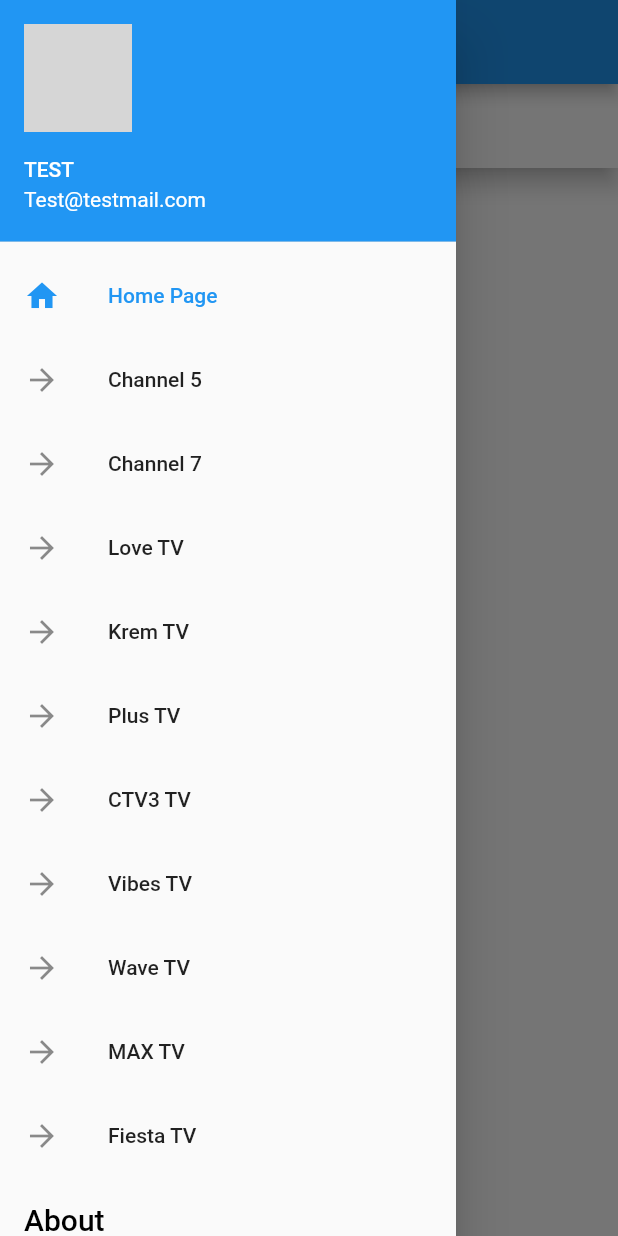
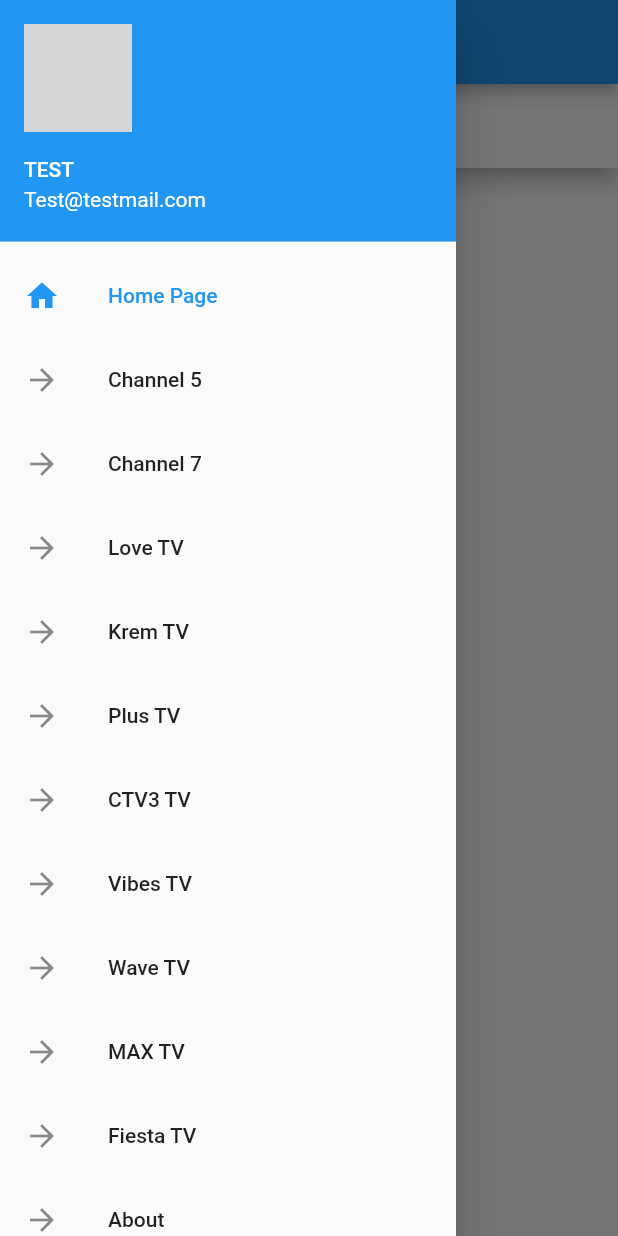
Before and after one commit to roock3r/streambelize, a Flutter app: the ScaffoldScreen screen opened by its route, with the side drawer open, on a phone screen of 412 x 824 dp. Run offline on Flutter 3.47's test engine with Material 2 defaults, Android fonts, the phone set to English and light mode, and no system bars; our stand-ins replace firebase_messaging, shared_preferences, video_player; accounts and stored records are empty; network calls fail; grey boxes are pictures that could not be loaded.

Commit message:
Removed drawer for home page view and refactored scaffold .

```diff
--- a/lib/channels/HomeView.dart
+++ b/lib/channels/HomeView.dart
@@ -22,8 +22,6 @@ class _HomePageState extends State<HomePage> {
             .of(context)
             .platform == TargetPlatform.iOS ? 0.0 : 6.0,
       ),
-      drawer:
-      BasicDrawer(),
       backgroundColor: Colors.white,
       body: Container(
         padding: EdgeInsets.all(32.0),
--- a/lib/ui/ScaffoldScreen.dart
+++ b/lib/ui/ScaffoldScreen.dart
@@ -3,6 +3,7 @@ import 'dart:io';
 import 'package:flutter/material.dart';
 import 'package:flutter/services.dart';
 import 'package:shared_preferences/shared_preferences.dart';
+import 'package:streambelize/channels/AboutView.dart';
 import 'package:streambelize/channels/Channel5View.dart';
 import 'package:streambelize/channels/Channel7View.dart';
 import 'package:streambelize/channels/Ctv3View.dart';
@@ -18,6 +19,7 @@ import 'package:firebase_messaging/firebase_messaging.dart';
 import 'package:streambelize/common/functions/getToken.dart';
 import 'package:streambelize/common/apifunctions/requestLogoutAPI.dart';
 import 'package:streambelize/ui/SigninScreen.dart';
+
 
 
 class DrawerItem {
@@ -40,7 +42,9 @@ class ScaffoldScreen extends StatefulWidget {
     new DrawerItem("Vibes TV", Icons.arrow_forward),
     new DrawerItem("Wave TV", Icons.arrow_forward),
     new DrawerItem("MAX TV", Icons.arrow_forward),
-    new DrawerItem("Fiesta TV", Icons.arrow_forward)
+    new DrawerItem("Fiesta TV", Icons.arrow_forward),
+    new DrawerItem("About", Icons.arrow_forward),
+    new DrawerItem("Sign Out", Icons.arrow_forward)
 
   ];
 
@@ -147,6 +151,10 @@ class _ScaffoldScreenState extends State<ScaffoldScreen> {
         return new MaxTv(title: 'Max TV',url: 'https://streambelize.com/maxtv/test.m3u8',color: Colors.lightBlue,);
       case 10:
         return new FiestaTv(title: 'Fiesta TV',url: 'https://streambelize.com/fiesta/a1s2d3.m3u8',color: Colors.lightBlue,);
+      case 11:
+        return new AboutView();
+      case 12:
+        return SigninScreen();
 
       default:
         return new Text("Error");
@@ -154,8 +162,14 @@ class _ScaffoldScreenState extends State<ScaffoldScreen> {
   }
 
   _onSelectItem(int index) {
-    setState(() => _selectedDrawerIndex = index);
-    Navigator.of(context).pop(); // close the drawer
+    if (index == 12){
+      requestLogoutAPI(context);
+      Navigator.of(context).pushReplacementNamed('/SigninScreen');
+    }else{
+      setState(() => _selectedDrawerIndex = index);
+      Navigator.of(context).pop();
+    }
+     // close the drawer
   }
   //modification ends here
   _saveCurrentRoute(String lastRoute) async {
@@ -223,62 +237,6 @@ class _ScaffoldScreenState extends State<ScaffoldScreen> {
       );
     }
 
-//    return WillPopScope(
-//      onWillPop: () => _exitApp(context),
-//      child: Scaffold(
-//            appBar: AppBar(
-//              // Here we take the value from the MyHomePage object that was created by
-//              // the App.build method, and use it to set our appbar title.
-//              title: Text("Stream Belize Live"),
-//            ),
-//            drawer: new Drawer(
-//                child: ListView(
-//                  padding: EdgeInsets.zero,
-//                  children: <Widget>[
-//                    UserAccountsDrawerHeader(
-//                      accountName: Text(_name.toUpperCase()),
-//                      accountEmail: Text(_email),
-//                      currentAccountPicture: CircleAvatar(
-//                        backgroundImage: Image.network('http://www.gravatar.com/avatar/a6cc615ece03f1f1b42a4f4635065011?s=200&r=pg&d=mm').image,
-//                        backgroundColor:
-//                        Theme.of(context).platform == TargetPlatform.iOS
-//                            ? Colors.blue
-//                            : Colors.white,
-//                        child: Text(
-//                          _name.substring(0, 1),
-//                          style: TextStyle(fontSize: 40.0,),
-//
-//                        ),
-//                      ),
-//                    ),
-//                    new Column(children: drawerOptions),
-//
-//
-//                    ListTile(title: Text("About", style: TextStyle(
-//                        color: Colors.black, fontSize: 20.0),),
-//                      onTap: () {
-//                        SystemChannels.textInput.invokeMethod('TextInput.hide');
-////              Here I have not implemented an actual about screen, but if you did you would navigate to it's route
-////              Navigator.of(context).pushReplacementNamed('/AboutScreen');
-//                      },
-//                    ),
-//                    ListTile(title: Text("Logout", style: TextStyle(
-//                        color: Colors.black, fontSize: 20.0),),
-//                      onTap: () {
-//                        requestLogoutAPI(context);
-//                        Navigator.of(context).pushReplacementNamed('/SigninScreen');
-//                      },
-//                    )
-//
-//
-//                  ],
-//                )
-//            ),
-//            body: _getDrawerItemWidget(_selectedDrawerIndex),
-//          ),
-//        );
-//    );
-
     return WillPopScope(
       onWillPop: () => _exitApp(context),
       child: FutureBuilder<bool>(
@@ -318,92 +276,17 @@ class _ScaffoldScreenState extends State<ScaffoldScreen> {
                         ),
                       ),
                       new Column(children: drawerOptions),
-
-
-                      ListTile(title: Text("About", style: TextStyle(
-                          color: Colors.black, fontSize: 20.0),),
-                        onTap: () {
-                          SystemChannels.textInput.invokeMethod('TextInput.hide');
-//              Here I have not implemented an actual about screen, but if you did you would navigate to it's route
-//              Navigator.of(context).pushReplacementNamed('/AboutScreen');
-                        },
-                      ),
-                      ListTile(title: Text("Logout", style: TextStyle(
-                          color: Colors.black, fontSize: 20.0),),
-                        onTap: () {
-                          requestLogoutAPI(context);
-                          Navigator.of(context).pushReplacementNamed('/SigninScreen');
-                        },
-                      )
                     ],
                   )
               ),
               body: _getDrawerItemWidget(_selectedDrawerIndex),
             );
           } else {
-
             // Return loading screen while reading preferences
             return Center(child: CircularProgressIndicator());
           }
         },
       )
-
-
-//      child: Builder(
-//        builder: (BuildContext buildContext) => !isSignedIn
-//            ? SigninScreen()
-//            : Scaffold(
-//          appBar: AppBar(
-//            // Here we take the value from the MyHomePage object that was created by
-//            // the App.build method, and use it to set our appbar title.
-//            title: Text(widget.title),
-//          ),
-//          drawer: new Drawer(
-//              child: ListView(
-//                padding: EdgeInsets.zero,
-//                children: <Widget>[
-//                  UserAccountsDrawerHeader(
-//                    accountName: Text(_name.toUpperCase()),
-//                    accountEmail: Text(_email),
-//                    currentAccountPicture: CircleAvatar(
-//                      backgroundImage: Image.network('http://www.gravatar.com/avatar/a6cc615ece03f1f1b42a4f4635065011?s=200&r=pg&d=mm').image,
-//                      backgroundColor:
-//                      Theme.of(context).platform == TargetPlatform.iOS
-//                          ? Colors.blue
-//                          : Colors.white,
-//                      child: Text(
-//                        _name.substring(0, 1),
-//                        style: TextStyle(fontSize: 40.0,),
-//
-//                      ),
-//                    ),
-//                  ),
-//                  new Column(children: drawerOptions),
-//
-//
-//                  ListTile(title: Text("About", style: TextStyle(
-//                      color: Colors.black, fontSize: 20.0),),
-//                    onTap: () {
-//                      SystemChannels.textInput.invokeMethod('TextInput.hide');
-////              Here I have not implemented an actual about screen, but if you did you would navigate to it's route
-////              Navigator.of(context).pushReplacementNamed('/AboutScreen');
-//                    },
-//                  ),
-//                  ListTile(title: Text("Logout", style: TextStyle(
-//                      color: Colors.black, fontSize: 20.0),),
-//                    onTap: () {
-//                      requestLogoutAPI(context);
-//                      Navigator.of(context).pushReplacementNamed('/SigninScreen');
-//                    },
-//                  )
-//
-//
-//                ],
-//              )
-//          ),
-//          body: _getDrawerItemWidget(_selectedDrawerIndex),
-//        ),
-//      ),
     );
   }
 
```
